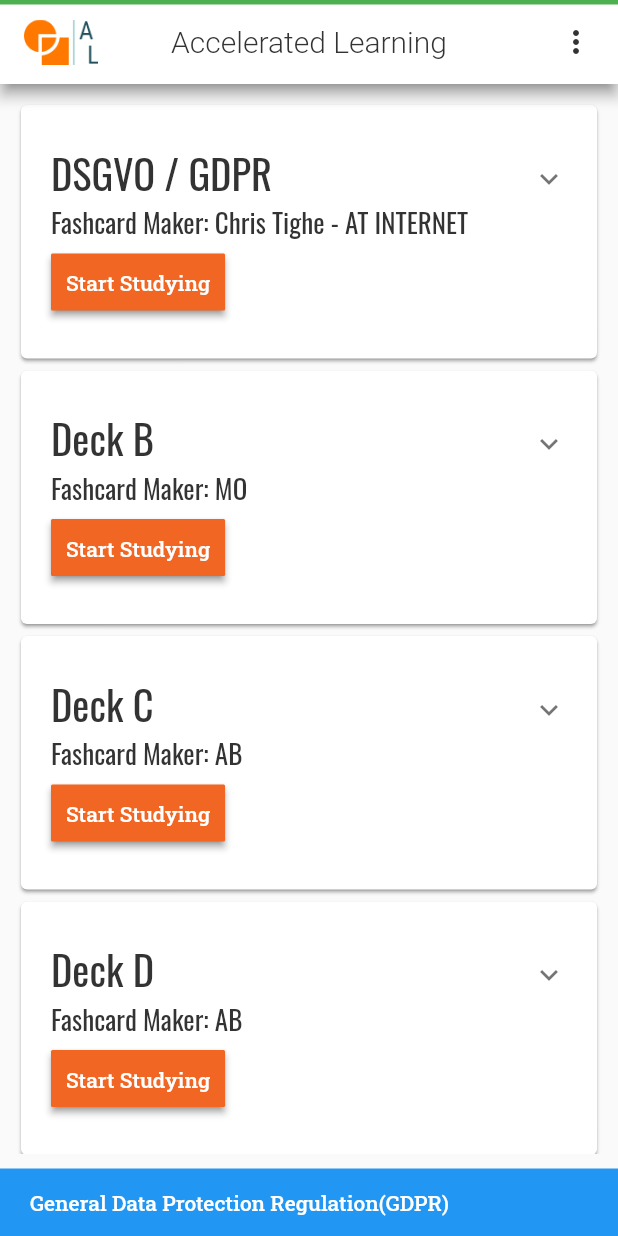
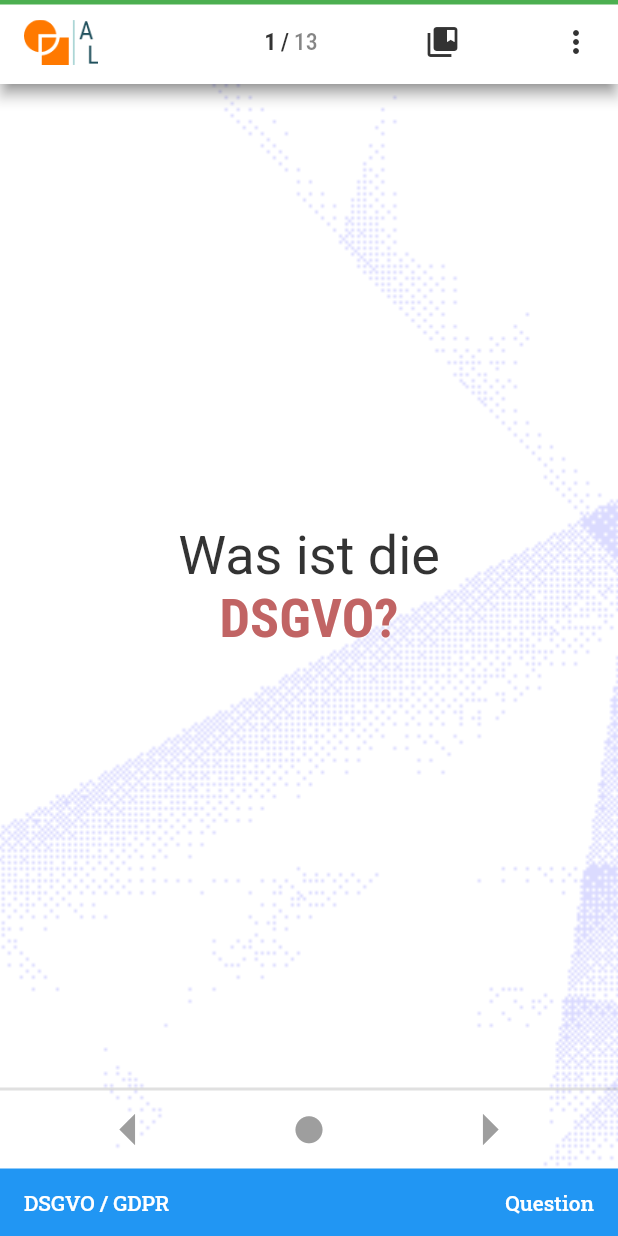
Before and after one commit to iwilfried/Flutter-Flashcards-Portrait-X, a Flutter app: the screen it shows after launch, after a tap on the "arrow forward" icon, after a tap on "Start Studying", on a phone screen of 412 x 824 dp. Run offline on Flutter 3.47's test engine with Material 2 defaults, Android fonts, the phone set to English and light mode, and no system bars; drawn by our look-alikes of auto_size_text, flip_card, styled_text; our stand-ins replace flutter_riverpod, google_fonts, shared_preferences.

Commit message:
create slides screen and update widget

```diff
--- a/lib/screens/categories_screen.dart
+++ b/lib/screens/categories_screen.dart
@@ -1,4 +1,5 @@
 import 'package:auto_size_text/auto_size_text.dart';
+import 'package:flash_cards_portrait_app/screens/slides_screen.dart';
 import 'package:flutter/material.dart';
 import 'package:google_fonts/google_fonts.dart';
 
@@ -90,7 +91,13 @@ class _CategoriesScreenState extends State<CategoriesScreen> {
                               borderRadius: BorderRadius.circular(1.0)),
                           padding: const EdgeInsets.all(10.0),
                         ),
-                        onPressed: () => {},
+                        onPressed: () => Navigator.pushReplacement(
+                          context,
+                          MaterialPageRoute(
+                              builder: (context) => SlidesScreen(
+                                    category: widget.categories[index],
+                                  )),
+                        ),
                         child: Text('Start Studying',
                             style: GoogleFonts.robotoSlab(
                                 textStyle: const TextStyle(
--- a/lib/screens/main_screen.dart
+++ b/lib/screens/main_screen.dart
@@ -61,7 +61,7 @@ class _MainScreenState extends State<MainScreen> {
   @override
   Widget build(BuildContext context) {
     return Scaffold(
-      appBar: FlashCardsAppBar(),
+      appBar: FlashCardsAppBar(title: "Accelerated Learning"),
       body: Scaffold(
         body: Column(
           children: [
--- /dev/null
+++ b/lib/screens/slides_screen.dart
@@ -0,0 +1,100 @@
+import 'package:flutter/material.dart';
+import 'package:flutter/services.dart';
+import 'package:flutter/gestures.dart';
+import '../models/category.dart';
+import '../models/slide.dart';
+import '../widgets/appbar.dart';
+import '../widgets/footer.dart';
+import '../widgets/slide_widget.dart';
+
+class SlidesScreen extends StatefulWidget {
+  final Category category;
+  const SlidesScreen({Key? key, required this.category}) : super(key: key);
+
+  @override
+  State<SlidesScreen> createState() => _MainScreenState();
+}
+
+class _MainScreenState extends State<SlidesScreen> {
+  int page = 0;
+  bool isQuestion = true;
+  List<Widget> list = [];
+  late String categoryName;
+  late List<Slide> slides;
+
+  PageController pageControllerH = PageController();
+
+  @override
+  void initState() {
+    slides = widget.category.slides;
+    categoryName = widget.category.categoryName;
+    slides.forEach((newslide) {
+      list.add(SlideWidget(
+        slide: newslide,
+        categoryName: categoryName,
+        nextPage: nextPage,
+        flip: flip,
+        previousPage: previousPage,
+        pages: slides.length,
+      ));
+    });
+    super.initState();
+    SystemChrome.setPreferredOrientations([
+      DeviceOrientation.portraitUp,
+      DeviceOrientation.portraitDown,
+    ]);
+  }
+
+  void flip() {
+    setState(() {
+      isQuestion = !isQuestion;
+    });
+  }
+
+  void nextPage() {
+    if (page < list.length) {
+      pageControllerH.nextPage(
+          duration: const Duration(milliseconds: 3),
+          curve: Curves.fastOutSlowIn);
+    }
+  }
+
+  void previousPage() {
+    if (page > 0) {
+      pageControllerH.previousPage(
+          duration: const Duration(milliseconds: 3),
+          curve: Curves.fastOutSlowIn);
+    }
+  }
+
+  @override
+  Widget build(BuildContext context) {
+    return Scaffold(
+      appBar: FlashCardsAppBar(
+          isSlidesScreen: true, page: page, listLength: list.length),
+      body: Column(
+        children: [
+          Expanded(
+            child: PageView(
+              onPageChanged: (int newpage) {
+                setState(() {
+                  page = newpage;
+                });
+              },
+              scrollDirection: Axis.horizontal,
+              controller: pageControllerH,
+              scrollBehavior:
+                  ScrollConfiguration.of(context).copyWith(dragDevices: {
+                PointerDeviceKind.touch,
+                PointerDeviceKind.mouse,
+              }),
+              children: list,
+            ),
+          ),
+          FlashCardsFooter(
+              title: categoryName, tail: isQuestion ? "Question" : "Answer"),
+        ],
+      ),
+    );
+  }
+}
--- a/lib/widgets/appbar.dart
+++ b/lib/widgets/appbar.dart
@@ -3,9 +3,22 @@ import 'package:flutter/material.dart';
 import 'package:flutter_riverpod/flutter_riverpod.dart';
 import 'package:google_fonts/google_fonts.dart';
 
+import '../screens/main_screen.dart';
 import '../state_mangment/dark_mode_state_manager.dart';
 
 class FlashCardsAppBar extends ConsumerWidget implements PreferredSizeWidget {
+  final bool isSlidesScreen;
+  final String title;
+  final int page;
+  final int listLength;
+  const FlashCardsAppBar({
+    Key? key,
+    this.isSlidesScreen = false,
+    this.title = "",
+    this.page = 0,
+    this.listLength = 0,
+  }) : super(key: key);
+
   @override
   Widget build(BuildContext context, WidgetRef ref) {
     return AppBar(
@@ -24,23 +37,83 @@ class FlashCardsAppBar extends ConsumerWidget implements PreferredSizeWidget {
               child: Row(
                 mainAxisAlignment: MainAxisAlignment.start,
                 children: [
-                  SizedBox(
+                  InkWell(
+                    onTap: () => !isSlidesScreen
+                        ? null
+                        : Navigator.pushReplacement(
+                            context,
+                            MaterialPageRoute(
+                                builder: (context) => const MainScreen()),
+                          ),
+                    child: SizedBox(
                       height: 30,
                       child: Image.asset('assets/images/LogoMaster.png'),
+                    ),
                   ),
                 ],
               ),
             ),
             Expanded(
               flex: 2,
-                child: Center(
-                  child: AutoSizeText("Accelerated Learning",
-                      maxLines: 1,
-                      style: GoogleFonts.roboto(
+              child: !isSlidesScreen
+                  ? AutoSizeText(
+                      title,
+                      style: GoogleFonts.robotoCondensed(
                         textStyle: TextStyle(
+                            fontSize: 22,
                             color: Theme.of(context).primaryColor,
-                              fontSize: 24,
-                              fontWeight: FontWeight.w300))),
+                            fontWeight: FontWeight.w300),
+                      ),
+                    )
+                  : Row(
+                      mainAxisAlignment: MainAxisAlignment.center,
+                      crossAxisAlignment: CrossAxisAlignment.center,
+                      children: [
+                        AutoSizeText(
+                          '${page + 1}',
+                          style: GoogleFonts.robotoCondensed(
+                            textStyle: TextStyle(
+                                fontSize: 16,
+                                color: Theme.of(context).primaryColor,
+                                fontWeight: FontWeight.bold),
+                          ),
+                        ),
+                        const SizedBox(
+                          width: 3,
+                        ),
+                        Text(
+                          '/',
+                          style: GoogleFonts.robotoCondensed(
+                            textStyle: TextStyle(
+                              fontSize: 16,
+                              color: Theme.of(context).primaryColor,
+                            ),
+                          ),
+                        ),
+                        const SizedBox(
+                          width: 3,
+                        ),
+                        Text(
+                          '$listLength',
+                          style: GoogleFonts.robotoCondensed(
+                            textStyle: TextStyle(
+                                fontSize: 16,
+                                color: Theme.of(context)
+                                    .primaryColor
+                                    .withOpacity(0.6)),
+                          ),
+                        ),
+                      ],
+                    ),
+            ),
+            if (isSlidesScreen)
+              IconButton(
+                  padding: EdgeInsets.zero,
+                  constraints: const BoxConstraints(),
+                  onPressed: () => {},
+                  icon: Icon(
+                    Icons.collections_bookmark,
+                    color: Theme.of(context).primaryColor,
                   )),
             Expanded(
               flex: 1,
@@ -52,7 +125,13 @@ class FlashCardsAppBar extends ConsumerWidget implements PreferredSizeWidget {
                       Icons.more_vert,
                       color: Theme.of(context).primaryColor,
                     ),
-                    onSelected: (String value) => value == 'Impressum'
+                    onSelected: (String value) => value == 'FlashDecks'
+                        ? Navigator.pushReplacement(
+                            context,
+                            MaterialPageRoute(
+                                builder: (context) => const MainScreen()),
+                          )
+                        : value == 'Impressum'
                             ? {}
                             : ref
                                 .read(darkModeStateManagerProvider.notifier)
@@ -62,7 +141,8 @@ class FlashCardsAppBar extends ConsumerWidget implements PreferredSizeWidget {
                         Theme.of(context).brightness == Brightness.light
                             ? 'Dark mode'
                             : 'Light mode',
-                        'Impressum'
+                        if (isSlidesScreen) 'FlashDecks',
+                        'Impressum',
                       }.map((String choice) {
                         return PopupMenuItem<String>(
                           value: choice,
--- a/lib/widgets/footer.dart
+++ b/lib/widgets/footer.dart
@@ -4,27 +4,37 @@ import 'package:google_fonts/google_fonts.dart';
 
 class FlashCardsFooter extends StatelessWidget {
   final String title;
-  const FlashCardsFooter({Key? key, required this.title}) : super(key: key);
+  final String tail;
+  const FlashCardsFooter({Key? key, required this.title, this.tail = ""})
+      : super(key: key);
 
   @override
   Widget build(BuildContext context) {
     return Container(
-      padding: const EdgeInsets.only(
-        left: 20,
-      ),
+      padding: const EdgeInsets.symmetric(horizontal: 16),
       color: Colors.blue,
       width: double.infinity,
       height: 45,
-      child: Align(
-        alignment: Alignment.centerLeft,
-        child: AutoSizeText(title,
-            maxLines: 1,
+      child: Row(crossAxisAlignment: CrossAxisAlignment.center, children: [
+        AutoSizeText(title,
             style: GoogleFonts.robotoSlab(
               textStyle: GoogleFonts.robotoSlab(
                   textStyle: const TextStyle(
-                      color: Colors.white, fontWeight: FontWeight.w500)),
+                      color: Colors.white,
+                      fontSize: 14,
+                      fontWeight: FontWeight.w500)),
             )),
-      ),
+        const Spacer(),
+        if (tail.isNotEmpty)
+          AutoSizeText(tail,
+              style: GoogleFonts.robotoSlab(
+                textStyle: GoogleFonts.robotoSlab(
+                    textStyle: const TextStyle(
+                        color: Colors.white,
+                        fontSize: 14,
+                        fontWeight: FontWeight.w500)),
+              )),
+      ]),
     );
   }
 }
--- /dev/null
+++ b/lib/widgets/slide_widget.dart
@@ -0,0 +1,236 @@
+import 'package:flip_card/flip_card.dart';
+import 'package:flip_card/flip_card_controller.dart';
+import 'package:flutter/gestures.dart';
+import 'package:flutter/material.dart';
+import 'package:google_fonts/google_fonts.dart';
+import 'package:styled_text/styled_text.dart';
+import 'package:url_launcher/url_launcher.dart';
+import '../models/slide.dart';
+
+class SlideWidget extends StatefulWidget {
+  final Slide slide;
+  final String categoryName;
+  final int pages;
+  final Function nextPage;
+  final Function flip;
+  final Function previousPage;
+  const SlideWidget({
+    Key? key,
+    required this.slide,
+    required this.categoryName,
+    required this.pages,
+    required this.flip,
+    required this.nextPage,
+    required this.previousPage,
+  }) : super(key: key);
+
+  @override
+  State<SlideWidget> createState() => _SlideOneState();
+}
+
+class _SlideOneState extends State<SlideWidget> {
+  late FlipCardController _controller;
+  Map<String, StyledTextTagBase> tags = {};
+
+  @override
+  void initState() {
+    widget.slide.tags.forEach((element) {
+      int color = int.parse("0xff" + element.color);
+      FontWeight fontWeight =
+          element.fontWeight == "bold" ? FontWeight.bold : FontWeight.normal;
+      setState(() {
+        tags.putIfAbsent(
+          element.tag,
+          () => element.tag == 'link'
+              ? StyledTextActionTag(
+                  (String? text, Map<String?, String?> attrs) async {
+                    final String? link = attrs['href'];
+                    launch(link!);
+                  },
+                  style: GoogleFonts.robotoCondensed(
+                      textStyle: TextStyle(
+                          fontFamily: "RobotoSerif",
+                          fontWeight: fontWeight,
+                          decoration: element.isUnderLine
+                              ? TextDecoration.underline
+                              : null,
+                          fontSize:
+                              (element.fontSize != 0) ? element.fontSize : null,
+                          color: (element.color != "") ? Color(color) : null)),
+                )
+              : StyledTextTag(
+                  style: GoogleFonts.robotoCondensed(
+                      textStyle: TextStyle(
+                          fontWeight: fontWeight,
+                          decoration: element.isUnderLine
+                              ? TextDecoration.underline
+                              : null,
+                          fontSize:
+                              (element.fontSize != 0) ? element.fontSize : null,
+                          color: (element.color != "") ? Color(color) : null)),
+                ),
+        );
+      });
+    });
+    super.initState();
+    _controller = FlipCardController();
+  }
+
+  @override
+  Widget build(BuildContext context) {
+    double width = MediaQuery.of(context).size.width;
+    double height = MediaQuery.of(context).size.height;
+    return Scaffold(
+      body: Container(
+        height: height,
+        width: width,
+        decoration: BoxDecoration(
+            image: DecorationImage(
+                colorFilter: ColorFilter.mode(
+                    Theme.of(context).backgroundColor.withOpacity(0.9),
+                    BlendMode.darken),
+                image: const AssetImage("assets/images/backLandscape.png"),
+                fit: BoxFit.cover)),
+        child: Column(
+          mainAxisSize: MainAxisSize.min,
+          mainAxisAlignment: MainAxisAlignment.center,
+          crossAxisAlignment: CrossAxisAlignment.center,
+          children: [
+            const Expanded(child: SizedBox()),
+            Container(
+              width: width * .8,
+              height: height * .55,
+              margin: const EdgeInsets.only(
+                  left: 32.0, right: 32.0, top: 0.0, bottom: 0.0),
+              color: Colors.transparent,
+              child: FlipCard(
+                controller: _controller,
+                direction: FlipDirection.VERTICAL,
+                speed: 1000,
+                onFlipDone: (status) {
+                  widget.flip();
+                },
+                front: Container(
+                  padding: const EdgeInsets.symmetric(horizontal: 15),
+                  decoration: const BoxDecoration(
+                    color: Colors.transparent,
+                    borderRadius: BorderRadius.all(Radius.circular(8.0)),
+                  ),
+                  child: Center(
+                      child: StyledText(
+                    textAlign: TextAlign.center,
+                    text: widget.slide.firstSide,
+                    style: TextStyle(
+                      fontFamily: "RobotoSerif",
+                      color: Theme.of(context).primaryColor,
+                      fontWeight: FontWeight.w400,
+                      fontSize: 36,
+                    ),
+                    tags: tags,
+                  )),
+                ),
+                back: Container(
+                  padding: const EdgeInsets.symmetric(horizontal: 10),
+                  decoration: const BoxDecoration(
+                    color: Colors.transparent,
+                    borderRadius: BorderRadius.all(Radius.circular(8.0)),
+                  ),
+                  child: Center(
+                      child: Column(
+                    children: [
+                      StyledText(
+                        text: widget.slide.secondSide,
+                        style: TextStyle(
+                          fontFamily: "RobotoSerif",
+                          color: Theme.of(context).primaryColor,
+                          fontWeight: FontWeight.w400,
+                          fontSize: 19,
+                          height: 1.7,
+                        ),
+                        tags: tags,
+                      ),
+                      const Spacer(),
+                      Row(
+                        mainAxisAlignment: MainAxisAlignment.start,
+                        children: [
+                          RichText(
+                            text: TextSpan(
+                              text: "Learn more...",
+                              style: GoogleFonts.robotoCondensed(
+                                  textStyle: const TextStyle(
+                                height: 1.7,
+                                color: Colors.blue,
+                                fontSize: 19,
+                              )),
+                              recognizer: TapGestureRecognizer()
+                                ..onTap = () => {},
+                            ),
+                          ),
+                        ],
+                      )
+                    ],
+                  )),
+                ),
+              ),
+            ),
+            const Expanded(child: SizedBox()),
+            const Divider(
+              thickness: 2,
+              height: 0,
+            ),
+            Container(
+              width: width,
+              decoration: const BoxDecoration(
+                  color: Colors.transparent,
+                  borderRadius: BorderRadius.all(Radius.circular(5))),
+              padding: const EdgeInsets.symmetric(horizontal: 20, vertical: 1),
+              child: Row(
+                mainAxisAlignment: MainAxisAlignment.spaceAround,
+                crossAxisAlignment: CrossAxisAlignment.center,
+                mainAxisSize: MainAxisSize.min,
+                children: [
+                  IconButton(
+                    padding: EdgeInsets.zero,
+                    constraints: const BoxConstraints(),
+                    icon: const Icon(
+                      Icons.arrow_left,
+                      color: Colors.grey,
+                    ),
+                    iconSize: 50,
+                    onPressed: () {
+                      widget.previousPage();
+                    },
+                  ),
+                  IconButton(
+                    padding: EdgeInsets.zero,
+                    constraints: const BoxConstraints(),
+                    icon: const Icon(
+                      Icons.fiber_manual_record,
+                      color: Colors.grey,
+                    ),
+                    iconSize: 27,
+                    onPressed: () {
+                      _controller.toggleCard();
+                    },
+                  ),
+                  IconButton(
+                    padding: EdgeInsets.zero,
+                    constraints: const BoxConstraints(),
+                    icon: const Icon(
+                      Icons.arrow_right,
+                      color: Colors.grey,
+                    ),
+                    iconSize: 50,
+                    onPressed: () {
+                      widget.nextPage();
+                    },
+                  ),
+                ],
+              ),
+            ),
+          ],
+        ),
+      ),
+    );
+  }
+}
--- a/pubspec.yaml
+++ b/pubspec.yaml
@@ -32,7 +32,9 @@ dependencies:
   auto_size_text: ^3.0.0
   flutter_riverpod: ^1.0.4
   shared_preferences: ^2.0.9
-
+  flip_card: ^0.6.0
+  styled_text: ^5.0.0+1
+  url_launcher: ^6.0.20
 
 dev_dependencies:
   flutter_test:
```
Also changed, not shown: pubspec.lock, 1 other file. Lines whose indentation alone changed are shown as unchanged.
